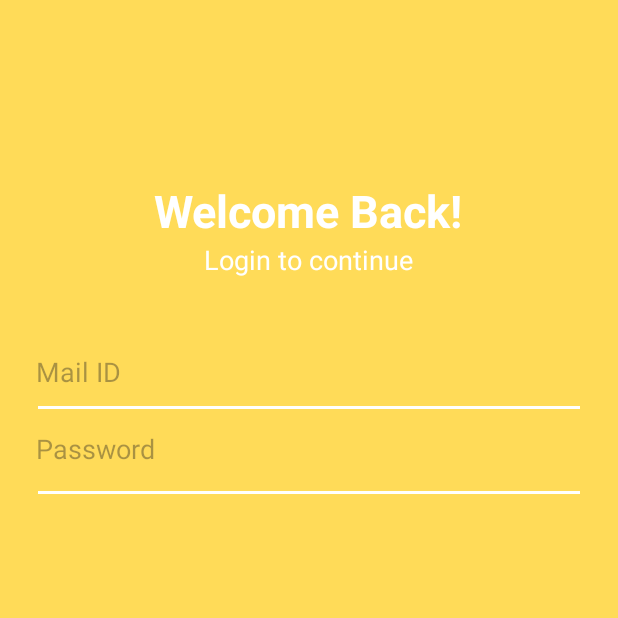
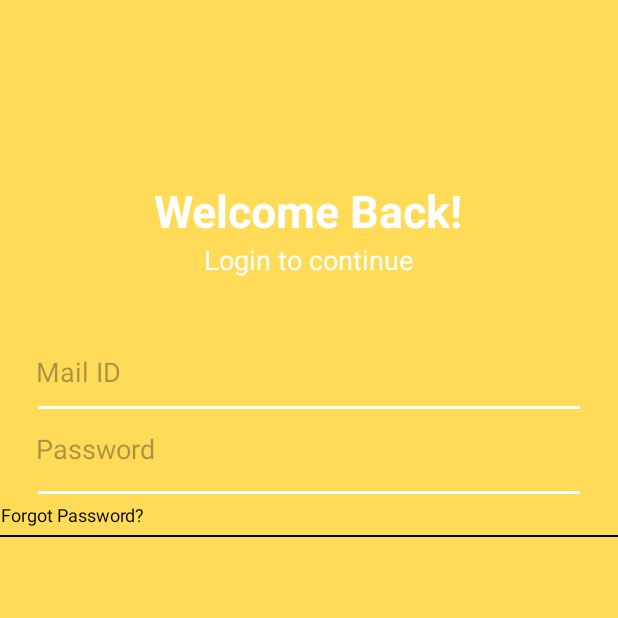
Before and after one commit to Cybertron-Ant/Login_Signup_Page, an Android app: the screen it shows after launch (MainActivity), on a phone screen of 412 x 824 dp, the top half of it. Run offline under Robolectric (Android 15) with nearby library versions, the phone set to English and light mode, and no system bars.

Commit message:
added "forgot password" and underline elements

```diff
--- a/app/src/main/res/layout/activity_main.xml
+++ b/app/src/main/res/layout/activity_main.xml
@@ -74,5 +74,23 @@
         android:layout_marginRight="25dp"/> <!-- White underline -->
 
 
+    <TextView
+        android:id="@+id/ForgotPasswordtv"
+        android:layout_width="wrap_content"
+        android:layout_height="wrap_content"
+        android:text="@string/forgot_password"
+        android:textSize="12dp"
+        android:gravity="center"
+        android:textColor="#000000"
+        android:layout_marginTop="5dp"/> <!-- end Forgot Password-->
+
+    <View
+        android:layout_width="match_parent"
+        android:layout_height="1dp"
+        android:background="#000000"
+        android:layout_marginTop="5dp"
+        android:layout_marginBottom="10dp"/> <!-- end Black underline -->
+
+
 
 </LinearLayout>
--- a/app/src/main/res/values/strings.xml
+++ b/app/src/main/res/values/strings.xml
@@ -4,4 +4,5 @@
     <string name="login_to_continue">Login to continue</string>
     <string name="mail_id">Mail ID</string>
     <string name="password">Password</string>
+    <string name="forgot_password">Forgot Password?</string>
 </resources>
```
